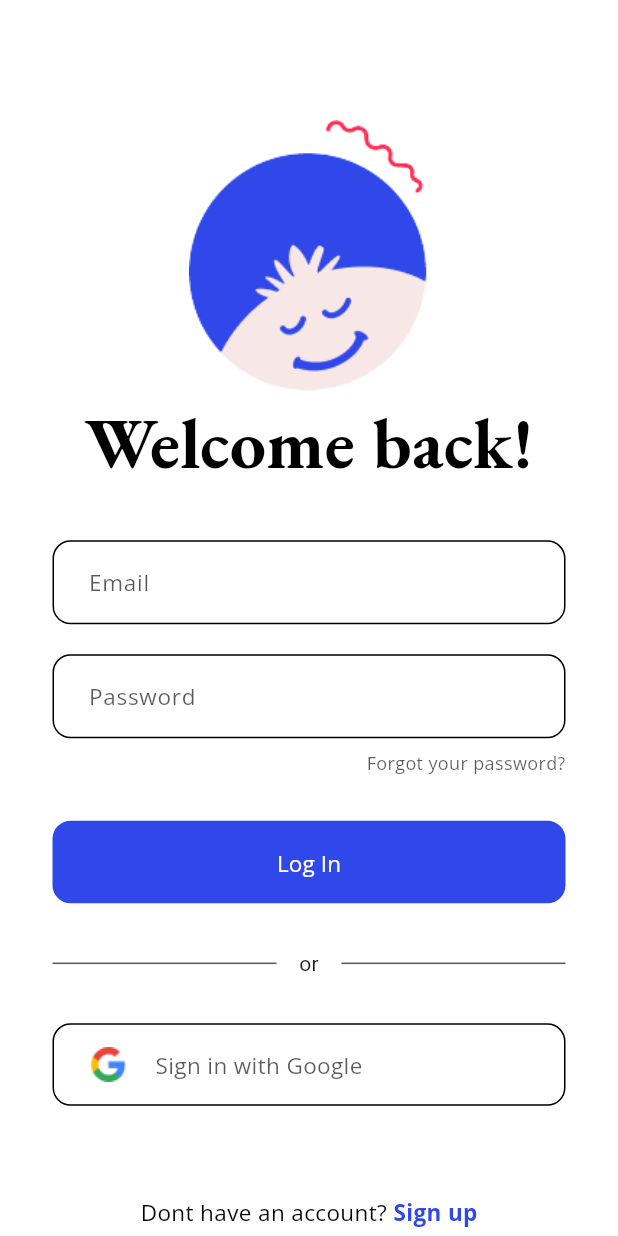
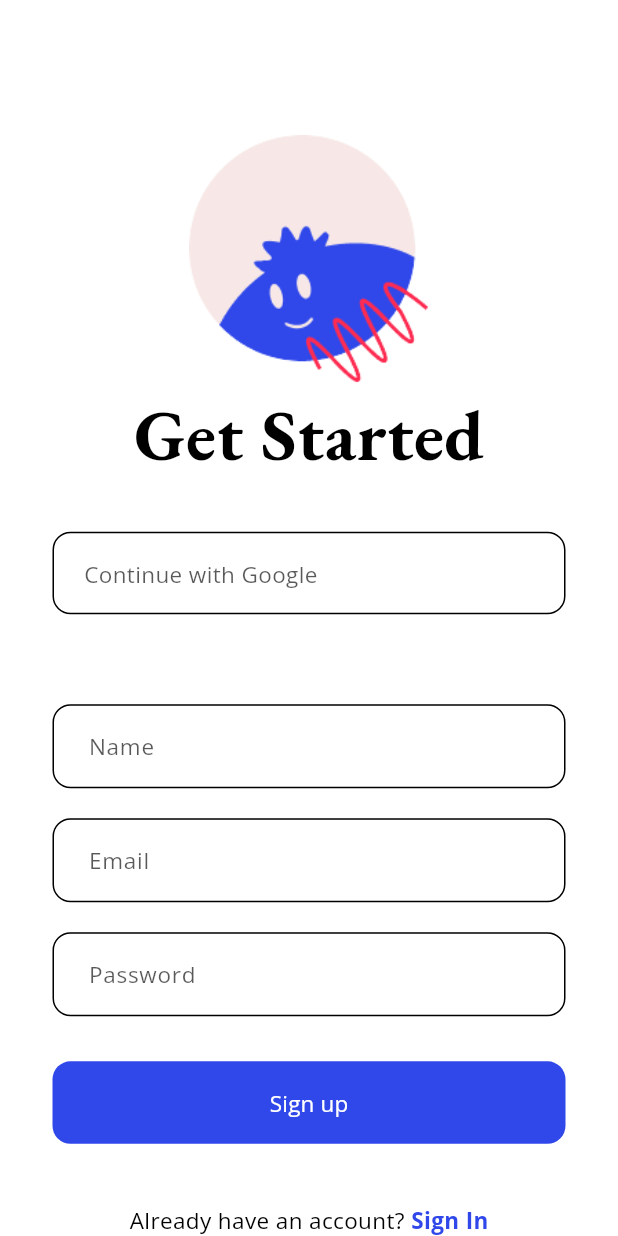
Before and after one commit to dylan-1006/horizon, a Flutter app: the screen it shows after launch, on a phone screen of 412 x 824 dp. Run offline on Flutter 3.47's test engine with Material 3 defaults, Android fonts, the phone set to English and light mode, and no system bars; drawn by our look-alikes of flutter_form_builder; our stand-ins replace cloud_firestore, firebase_auth, firebase_core, form_builder_validators; accounts and stored records are empty.

Commit message:
Updated firebase register user function to create user document in firestore database.

```diff
--- a/lib/auth.dart
+++ b/lib/auth.dart
@@ -1,4 +1,6 @@
+import 'package:cloud_firestore/cloud_firestore.dart';
 import 'package:firebase_auth/firebase_auth.dart';
+import 'package:firebase_core/firebase_core.dart';
 
 class Auth {
   final FirebaseAuth _firebaseAuth = FirebaseAuth.instance;
@@ -16,11 +18,17 @@ class Auth {
   }
 
   Future<void> createUserWithEmailAndPassword({
+    required String name,
     required String email,
     required String password,
   }) async {
-    await _firebaseAuth.createUserWithEmailAndPassword(
-        email: email, password: password);
+    await _firebaseAuth
+        .createUserWithEmailAndPassword(email: email, password: password)
+        .then((value) {
+      FirebaseFirestore.instance.collection('users').doc(value.user!.uid).set(
+        {"email": value.user!.email, "id": value.user!.uid, 'name': name},
+      );
+    });
   }
 
   Future<void> signOut() async {
--- a/lib/main.dart
+++ b/lib/main.dart
@@ -44,6 +44,6 @@ class MyHomePage extends StatefulWidget {
 class _MyHomePageState extends State<MyHomePage> {
   @override
   Widget build(BuildContext context) {
-    return LoginScreen();
+    return RegisterScreen();
   }
 }
--- a/lib/screens/register_screen.dart
+++ b/lib/screens/register_screen.dart
@@ -189,6 +189,7 @@ class RegisterScreen extends StatelessWidget {
                     print(formData['password']);
                     try {
                       Auth().createUserWithEmailAndPassword(
+                          name: formData['name'],
                           email: formData['email'],
                           password: formData['password']);
                     } on FirebaseException catch (e) {
--- a/pubspec.yaml
+++ b/pubspec.yaml
@@ -38,6 +38,7 @@ dependencies:
   firebase_auth: ^5.3.4
   flutter_form_builder: ^9.5.0
   form_builder_validators: ^11.0.0
+  cloud_firestore: ^5.6.0
 
 dev_dependencies:
   flutter_test:
```
Also changed, not shown: firebase.json, pubspec.lock, 5 other files.
